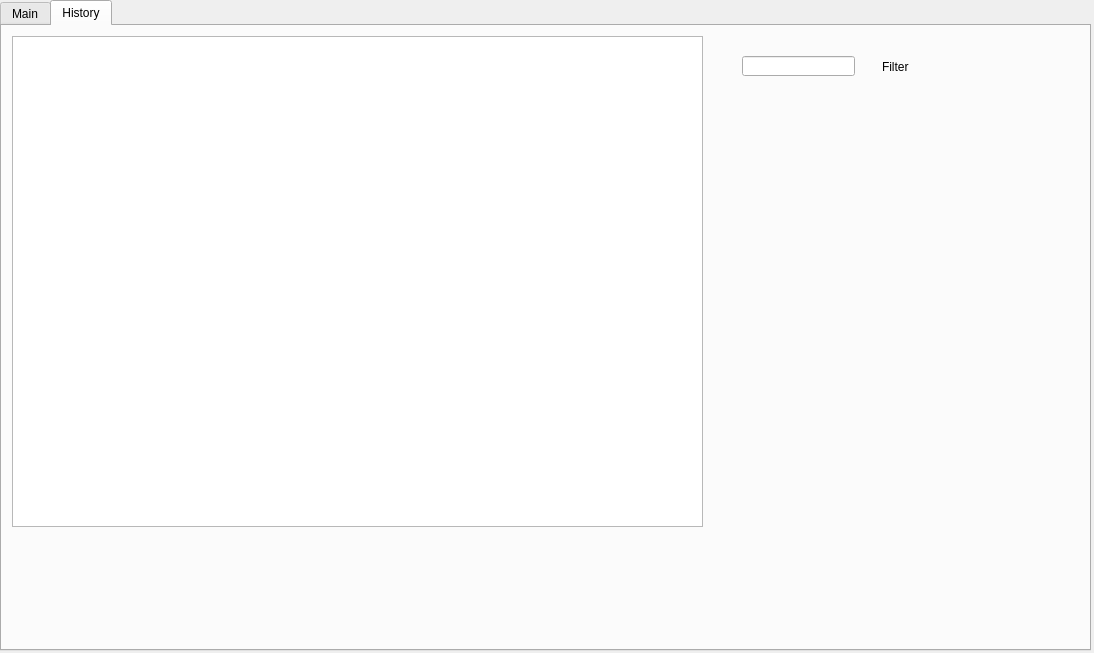
Old version of the form nofa_insert_dialog_base.ui in the repository NINAnor/NOFAInsert.
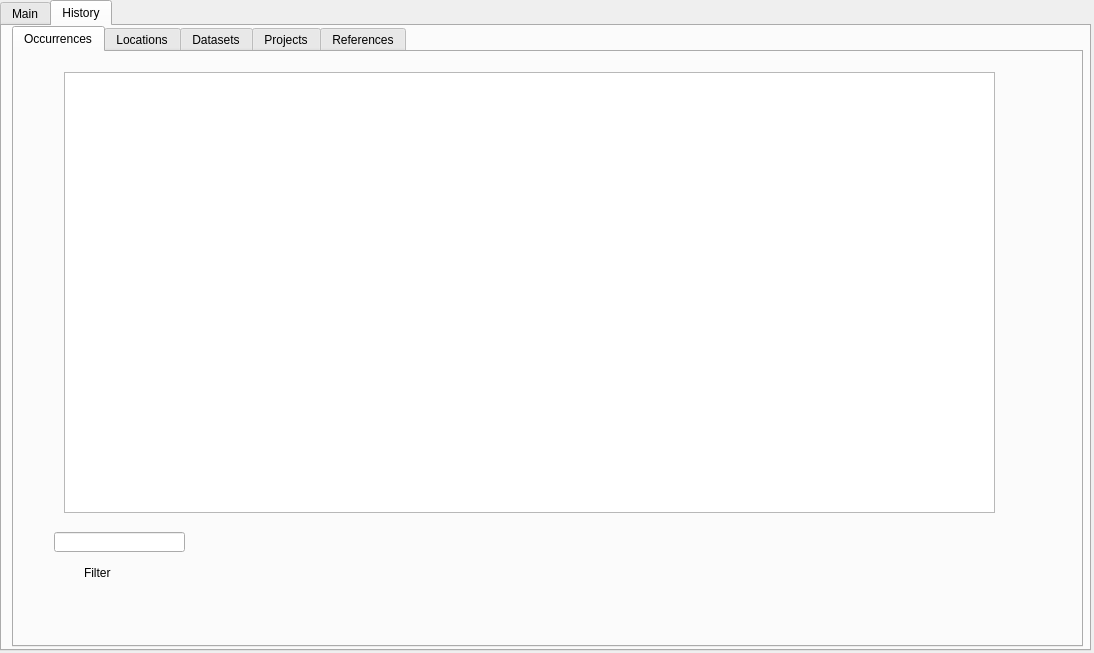
New version of the form. The open tabs and pages were chosen to show the change.

Commit message: occurrence history - fisrt steps

```diff
--- a/nofa_insert_dialog_base.ui
+++ b/nofa_insert_dialog_base.ui
@@ -1044,22 +1044,28 @@
     <attribute name="title">
      <string>History</string>
     </attribute>
-    <widget class="QListView" name="listView">
+    <widget class="QTabWidget" name="tabWidget_history">
      <property name="geometry">
       <rect>
        <x>10</x>
-       <y>10</y>
-       <width>691</width>
-       <height>491</height>
+       <y>0</y>
+       <width>1071</width>
+       <height>621</height>
       </rect>
      </property>
-    </widget>
+     <property name="currentIndex">
+      <number>0</number>
+     </property>
+     <widget class="QWidget" name="occurrences_tab">
+      <attribute name="title">
+       <string>Occurrences</string>
+      </attribute>
     <widget class="QLineEdit" name="lineEdit">
      <property name="geometry">
       <rect>
-       <x>740</x>
-       <y>30</y>
-       <width>113</width>
+         <x>40</x>
+         <y>480</y>
+         <width>131</width>
        <height>20</height>
       </rect>
      </property>
@@ -1067,15 +1073,87 @@
     <widget class="QLabel" name="label">
      <property name="geometry">
       <rect>
-       <x>880</x>
-       <y>30</y>
-       <width>161</width>
+         <x>70</x>
+         <y>510</y>
+         <width>61</width>
        <height>21</height>
       </rect>
      </property>
      <property name="text">
       <string>Filter</string>
      </property>
+      </widget>
+      <widget class="QTableWidget" name="tableWidget_occurrences">
+       <property name="geometry">
+        <rect>
+         <x>50</x>
+         <y>20</y>
+         <width>931</width>
+         <height>441</height>
+        </rect>
+       </property>
+      </widget>
+     </widget>
+     <widget class="QWidget" name="locations_tab">
+      <attribute name="title">
+       <string>Locations</string>
+      </attribute>
+      <widget class="QTableWidget" name="tableWidget_locations">
+       <property name="geometry">
+        <rect>
+         <x>10</x>
+         <y>10</y>
+         <width>491</width>
+         <height>581</height>
+        </rect>
+       </property>
+      </widget>
+     </widget>
+     <widget class="QWidget" name="datasets_tab">
+      <attribute name="title">
+       <string>Datasets</string>
+      </attribute>
+      <widget class="QTableWidget" name="tableWidget_datasets">
+       <property name="geometry">
+        <rect>
+         <x>10</x>
+         <y>10</y>
+         <width>491</width>
+         <height>581</height>
+        </rect>
+       </property>
+      </widget>
+     </widget>
+     <widget class="QWidget" name="projects_tab">
+      <attribute name="title">
+       <string>Projects</string>
+      </attribute>
+      <widget class="QTableWidget" name="tableWidget_projects">
+       <property name="geometry">
+        <rect>
+         <x>10</x>
+         <y>10</y>
+         <width>491</width>
+         <height>581</height>
+        </rect>
+       </property>
+      </widget>
+     </widget>
+     <widget class="QWidget" name="references_tab">
+      <attribute name="title">
+       <string>References</string>
+      </attribute>
+      <widget class="QTableWidget" name="tableWidget_references">
+       <property name="geometry">
+        <rect>
+         <x>10</x>
+         <y>10</y>
+         <width>491</width>
+         <height>581</height>
+        </rect>
+       </property>
+      </widget>
+     </widget>
     </widget>
    </widget>
   </widget>
```
Left out of the diff: 2 changed lines with no effect on the pictures. Lines whose indentation alone changed are shown as unchanged. The commit also changes 1 other file.
